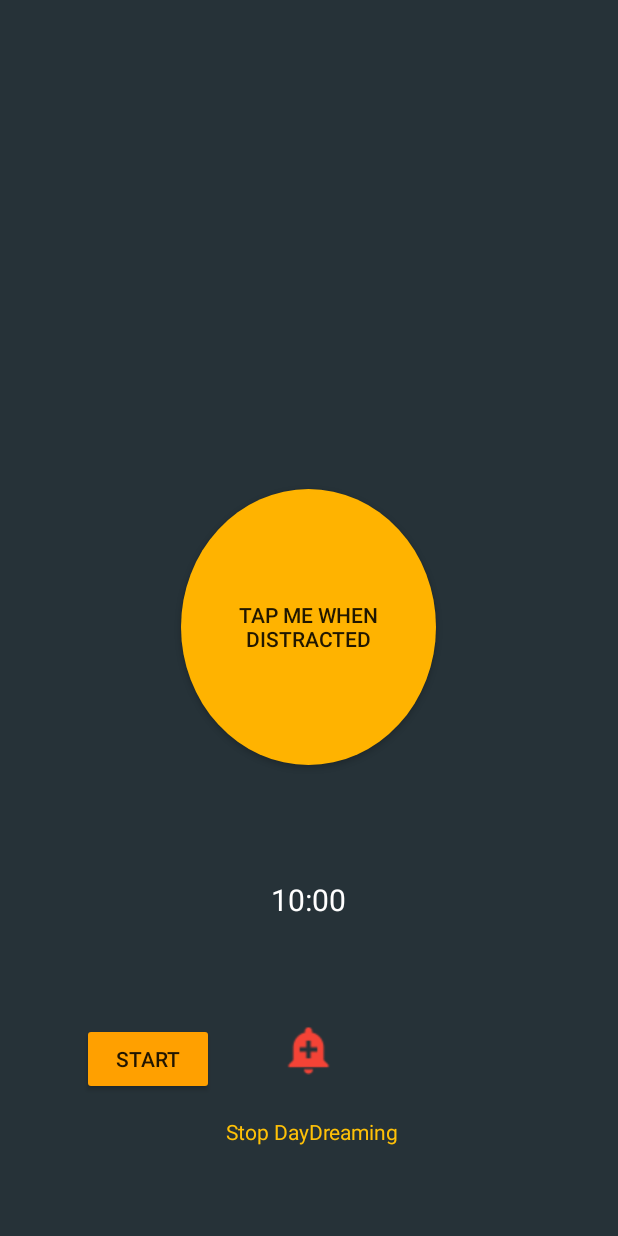
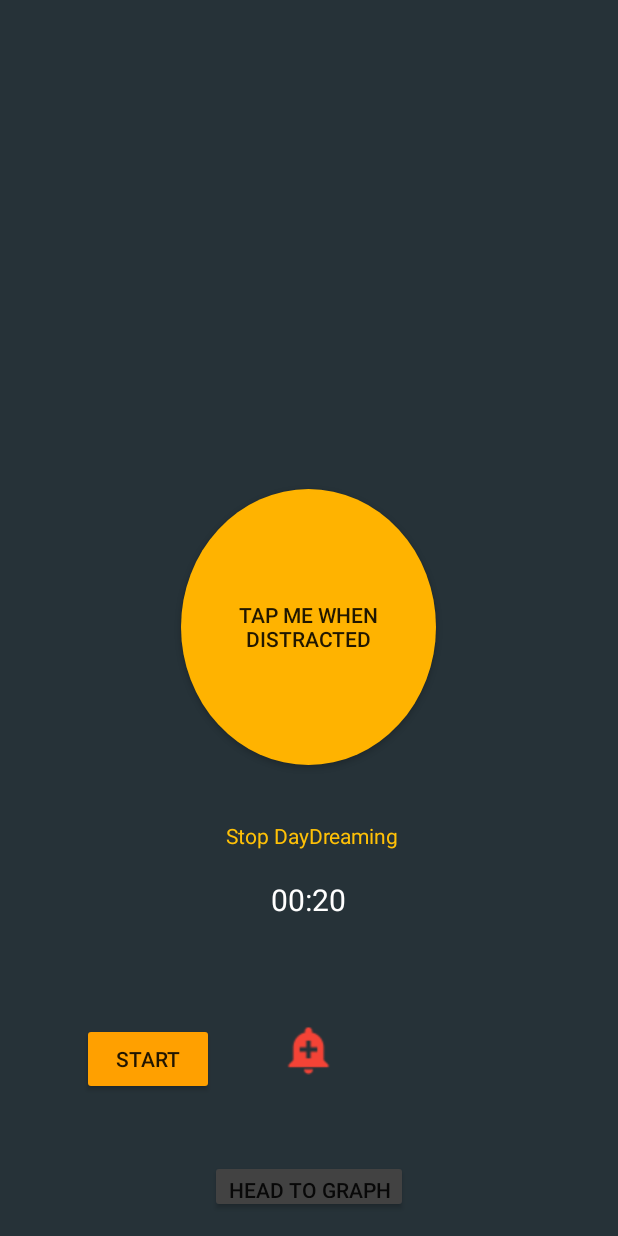
Before and after one commit to suyogster/DhyanDEU, an Android app: the Timer screen opened directly, with no data from a screen before it, after a tap on "TAP ME WHEN DISTRACTED", on a phone screen of 412 x 824 dp. Run offline under Robolectric (Android 15) with nearby library versions, the phone set to English and light mode, and no system bars.

Commit message:
First Demo (App Checkpoint)

```diff
--- a/app/src/main/AndroidManifest.xml
+++ b/app/src/main/AndroidManifest.xml
@@ -7,7 +7,7 @@
 
     <application
         android:allowBackup="true"
-        android:icon="@mipmap/ic_launcher"
+        android:icon="@drawable/dhyan"
         android:label="@string/app_name"
         android:roundIcon="@mipmap/ic_launcher_round"
         android:supportsRtl="true"
--- a/app/src/main/java/com/suyogshrestha/dhyandeu/Timer.java
+++ b/app/src/main/java/com/suyogshrestha/dhyandeu/Timer.java
@@ -2,6 +2,7 @@ package com.suyogshrestha.dhyandeu;
 
 import android.content.Context;
 import android.content.DialogInterface;
+import android.content.Intent;
 import android.net.wifi.WifiManager;
 import android.os.Vibrator;
 import android.support.v7.app.AlertDialog;
@@ -18,12 +19,13 @@ import android.widget.TextView;
 import android.widget.Toast;
 
 
+import java.util.ArrayList;
 import java.util.Locale;
 
 
 public class Timer extends AppCompatActivity{
 
-    private final static long START_TIME_IN_MILLIS = 600000;
+    private final static long START_TIME_IN_MILLIS = 20000;
     private TextView mTextViewCountDown;
     private EditText mTimerInput;
     private Button mButtonStartPause;
@@ -40,6 +42,16 @@ public class Timer extends AppCompatActivity{
         super.onCreate(savedInstanceState);
         setContentView(R.layout.activity_timer);
 
+        //Timer to Graph
+        Button timer_graph_button = findViewById(R.id.Timer_Graph);
+        timer_graph_button.setOnClickListener(new View.OnClickListener() {
+            @Override
+            public void onClick(View view) {
+                Intent intent = new Intent(Timer.this,GraphGeneration.class);
+                startActivity(intent);
+            }
+        });
+
         //Button Activity
         Button Circular_button = (Button) findViewById(R.id.Circular_button);
         final TextView textView = (TextView) findViewById(R.id.textView);
@@ -55,13 +67,19 @@ public class Timer extends AppCompatActivity{
             public void onClick(View view) {
                 int random = (int) (Math.random() * messages.length);
                 textView.setText(messages[random]);
-                Counter ++;
-                Toast.makeText(getApplicationContext(),"Distraction times: " + Counter ,Toast.LENGTH_LONG).show();
+
+                if(mTimerRunning){
+
+                    Counter ++;
+                    Toast.makeText(getApplicationContext(),"Distraction times: " + Counter ,Toast.LENGTH_SHORT).show();
+                }
+
 
 
             }
 
         });
+
 
 
         Circular_button.setOnTouchListener(new View.OnTouchListener() {
@@ -104,6 +122,7 @@ public class Timer extends AppCompatActivity{
         mButtonStartPause.setOnClickListener(new View.OnClickListener() {
             @Override
             public void onClick(View v) {
+
                 if (mTimerRunning) {
                     pauseTimer();
                 } else {
@@ -116,7 +135,7 @@ public class Timer extends AppCompatActivity{
             @Override
             public void onClick(View v) {
                 resetTimer();
-                Toast.makeText(getApplicationContext(),"Distraction Counter Reset!",Toast.LENGTH_LONG).show();
+                Toast.makeText(getApplicationContext(),"Distraction Counter Reset!",Toast.LENGTH_SHORT).show();
             }
         });
 
@@ -125,7 +144,7 @@ public class Timer extends AppCompatActivity{
 
 
     private void startTimer() {
-        ResetCounter();
+
         mCountDownTimer = new CountDownTimer(mTimeLeftInMillis, 1000) {
             @Override
             public void onTick(long millisUntilFinished) {
@@ -139,6 +158,8 @@ public class Timer extends AppCompatActivity{
                 mButtonStartPause.setText("Start");
                 mButtonStartPause.setVisibility(View.INVISIBLE);
                 mButtonReset.setVisibility(View.VISIBLE);
+                Toast.makeText(getApplicationContext(),"Task Completed, Well done!",Toast.LENGTH_SHORT).show();
+
             }
         }.start();
 
@@ -175,6 +196,11 @@ public class Timer extends AppCompatActivity{
         Counter = 0;
     }
 
+    private void UpdateCounter(){
+        Counter++;
+    }
+
+
 /*        @Override
         public void onClick(DialogInterface dialog, int which) {
             switch (which){
--- a/app/src/main/res/layout/activity_graph_generation.xml
+++ b/app/src/main/res/layout/activity_graph_generation.xml
@@ -7,10 +7,12 @@
     android:paddingLeft="@dimen/activity_horizontal_margin"
     android:paddingRight="@dimen/activity_horizontal_margin"
     android:paddingTop="@dimen/activity_vertical_margin"
-    tools:context="com.example.user.piecharttutorial.MainActivity">
+    android:background="@color/bluegrey"
+    tools:context="com.suyogshrestha.dhyandeu.GraphGeneration">
 
     <com.github.mikephil.charting.charts.PieChart
         android:layout_width="match_parent"
         android:layout_height="match_parent"
-        android:id="@+id/idPieChart"></com.github.mikephil.charting.charts.PieChart>
+        android:id="@+id/idPieChart">
+    </com.github.mikephil.charting.charts.PieChart>
 </RelativeLayout>
--- a/app/src/main/res/layout/activity_home_screen.xml
+++ b/app/src/main/res/layout/activity_home_screen.xml
@@ -16,7 +16,7 @@
 
         <android.support.design.widget.CollapsingToolbarLayout
             android:id="@+id/collappsingtoolbar"
-            app:title="Focus Better"
+            app:title="DhyanDEU"
             app:expandedTitleTextAppearance="@color/transparent"
             android:layout_width="match_parent"
             android:layout_height="match_parent"
--- a/app/src/main/res/layout/activity_timer.xml
+++ b/app/src/main/res/layout/activity_timer.xml
@@ -69,9 +69,9 @@
         android:id="@+id/textView"
         android:layout_width="wrap_content"
         android:layout_height="wrap_content"
-        android:layout_below="@+id/timer_add_button"
+        android:layout_alignParentBottom="true"
         android:layout_centerHorizontal="true"
-        android:layout_marginTop="27dp"
+        android:layout_marginBottom="257dp"
         android:text="Start Reading"
         android:textAlignment="center"
         android:textColor="@color/colorPrimary" />
@@ -86,5 +86,14 @@
         android:backgroundTint="@color/Red"
         android:id="@+id/timer_add_button" />
 
+    <Button
+        android:id="@+id/Timer_Graph"
+        android:layout_width="wrap_content"
+        android:layout_height="35dp"
+        android:layout_alignParentBottom="true"
+        android:layout_centerHorizontal="true"
+        android:layout_marginBottom="15dp"
+        android:backgroundTint="@color/cardview_dark_background"
+        android:text="Head to Graph" />
 
 </RelativeLayout>
--- a/build.gradle
+++ b/build.gradle
@@ -7,7 +7,7 @@ buildscript {
         jcenter()
     }
     dependencies {
-        classpath 'com.android.tools.build:gradle:3.1.0'
+        classpath 'com.android.tools.build:gradle:3.1.1'
 
 
         // NOTE: Do not place your application dependencies here; they belong
```
Also changed, not shown: app/src/main/java/DatabaseConnection/DBHandler.java (added, +53 -0 lines), app/src/main/java/Domain/Task.java (added, +16 -0 lines), app/src/main/java/com/suyogshrestha/dhyandeu/GraphGeneration.java (+15 -15 lines), app/src/main/java/com/suyogshrestha/dhyandeu/TaskList.java (+16 -9 lines), app/src/main/dhyandeu_icon-web.png (added).
